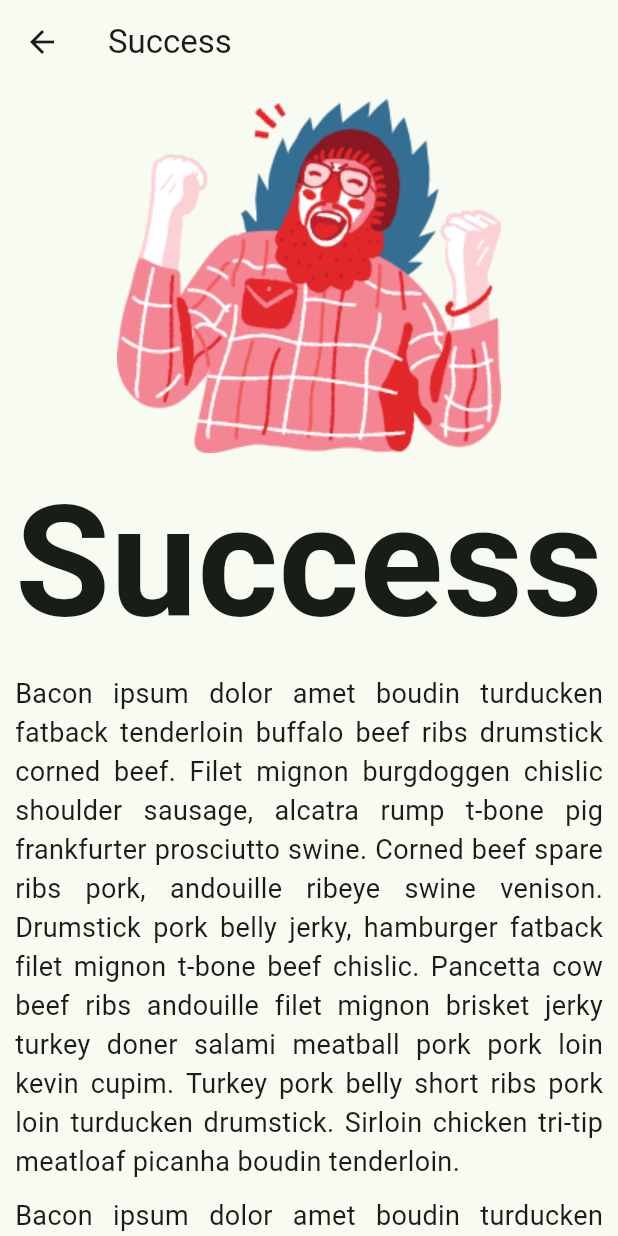
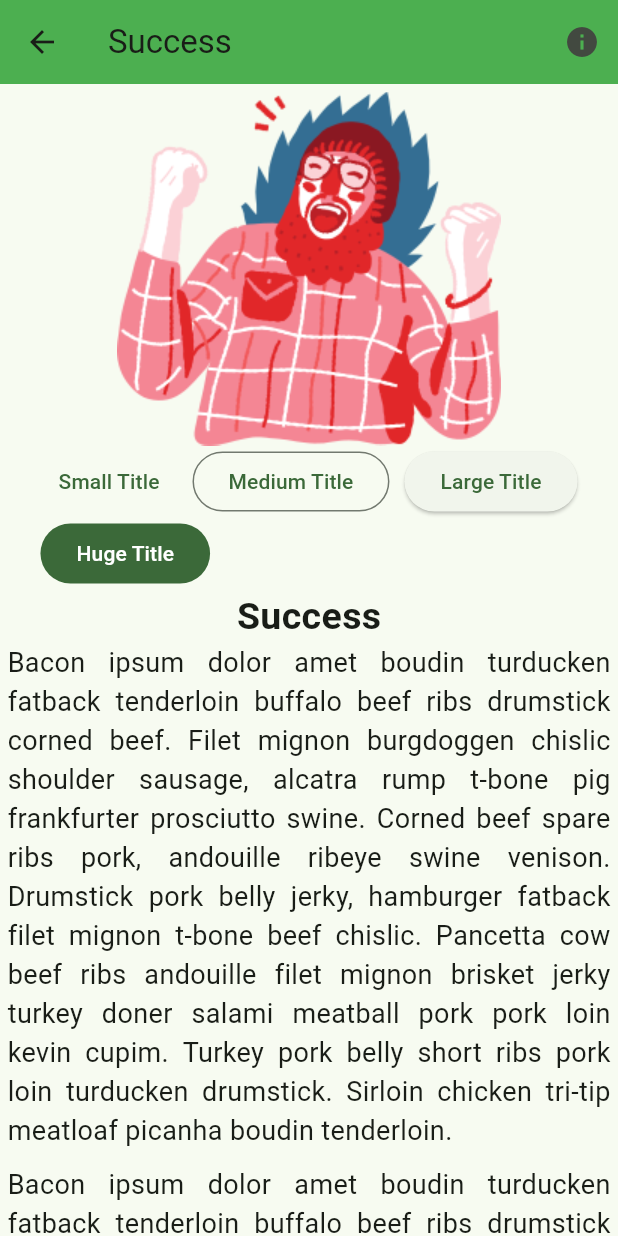
Before and after one commit to tarripewe01/learn_flutter, a Flutter app: the screen it shows after launch, after a tap on "Success", on a phone screen of 412 x 824 dp. Run offline on Flutter 3.47's test engine with Material 2 defaults, Android fonts, the phone set to English and light mode, and no system bars.

Commit message:
DetailPage with Statefull Widget, Variant Button & Leading Icon

```diff
--- a/lib/pages/detail_page.dart
+++ b/lib/pages/detail_page.dart
@@ -2,7 +2,7 @@ import 'package:flutter/material.dart';
 import 'package:test_flutter/class/item_class.dart';
 import 'package:test_flutter/core/constants.dart';
 
-class DetailPage extends StatelessWidget {
+class DetailPage extends StatefulWidget {
   const DetailPage({
     super.key,
     required this.cardContent,
@@ -11,24 +11,86 @@ class DetailPage extends StatelessWidget {
   final ItemClass cardContent;
 
   @override
+  State<DetailPage> createState() => _DetailPageState();
+}
+
+class _DetailPageState extends State<DetailPage> {
+  double fontSizeCustom = 25.0;
+
+  @override
   Widget build(BuildContext context) {
     return Scaffold(
       appBar: AppBar(
         // if want to hide the arrow left or leading
         // automaticallyImplyLeading: false,
-        title: Text(cardContent.title),
+        title: Text(widget.cardContent.title),
+        backgroundColor: Colors.green,
+        actions: [
+          IconButton(
+            // how to show snackbar
+            onPressed: () {
+              ScaffoldMessenger.of(context).showSnackBar(
+                const SnackBar(
+                  content: Text('Info '),
+                  behavior: SnackBarBehavior.floating,
+                ),
+              );
+            },
+            icon: const Icon(
+              Icons.info,
+            ),
+          ),
+        ],
       ),
       body: SingleChildScrollView(
         child: Padding(
-          padding: const EdgeInsets.all(kDouble10),
+          padding: const EdgeInsets.all(kDouble5),
           child: Column(
             children: [
-              Image.asset(cardContent.imagePath),
+              Image.asset(widget.cardContent.imagePath),
+              Wrap(
+                spacing: kDouble10,
+                // show you the type of buttons
+                children: [
+                  TextButton(
+                    onPressed: () {
+                      setState(() {
+                        fontSizeCustom = 25;
+                      });
+                    },
+                    child: const Text('Small Title'),
+                  ),
+                  OutlinedButton(
+                    onPressed: () {
+                      setState(() {
+                        fontSizeCustom = 50;
+                      });
+                    },
+                    child: const Text('Medium Title'),
+                  ),
+                  ElevatedButton(
+                    onPressed: () {
+                      setState(() {
+                        fontSizeCustom = 100;
+                      });
+                    },
+                    child: const Text('Large Title'),
+                  ),
+                  FilledButton(
+                    onPressed: () {
+                      setState(() {
+                        fontSizeCustom = 200;
+                      });
+                    },
+                    child: const Text('Huge Title'),
+                  ),
+                ],
+              ),
               FittedBox(
                 child: Text(
-                  cardContent.title,
-                  style: const TextStyle(
-                    fontSize: 200,
+                  widget.cardContent.title,
+                  style: TextStyle(
+                    fontSize: fontSizeCustom,
                     fontWeight: FontWeight.bold,
                   ),
                 ),
```
